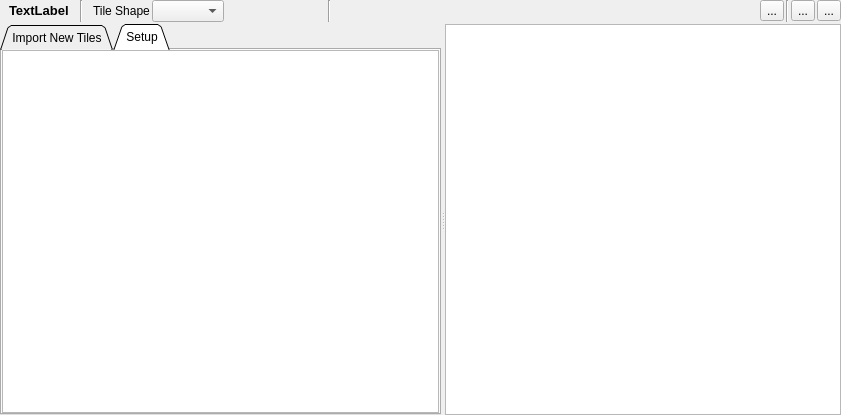
GameOverture/HarmonyEngine, file Editor/src/Widget/Auxiliary/AuxTileSet.ui: the form before one commit.
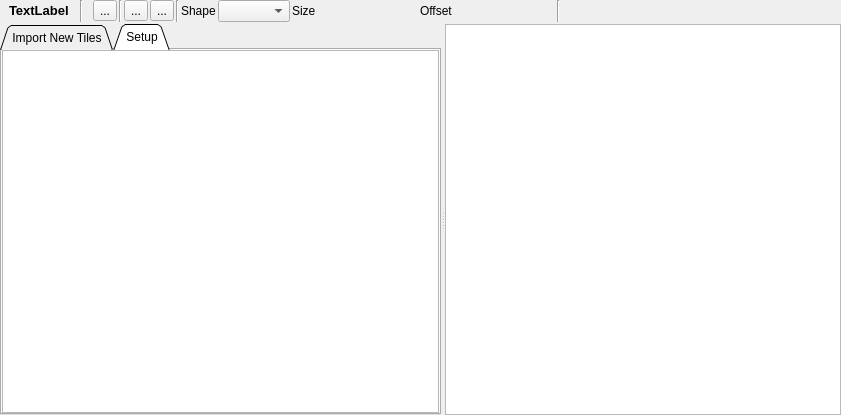
The form after the commit. Icons and pictures are not drawn. Custom widgets are drawn as their Qt base class.

Commit message: TileSet offset implemented and render preview has shape overlay on import tiles

What changed in the file:
```diff
--- a/Editor/src/Widget/Auxiliary/AuxTileSet.ui
+++ b/Editor/src/Widget/Auxiliary/AuxTileSet.ui
@@ -89,16 +89,58 @@
        </property>
       </widget>
      </item>
+     <item>
+      <widget class="QToolButton" name="btnSave">
+       <property name="text">
+        <string>...</string>
+       </property>
+      </widget>
+     </item>
+     <item>
+      <widget class="Line" name="line_2">
+       <property name="orientation">
+        <enum>Qt::Vertical</enum>
+       </property>
+      </widget>
+     </item>
+     <item>
+      <widget class="QToolButton" name="btnUndo">
+       <property name="text">
+        <string>...</string>
+       </property>
+      </widget>
+     </item>
+     <item>
+      <widget class="QToolButton" name="btnRedo">
+       <property name="text">
+        <string>...</string>
+       </property>
+      </widget>
+     </item>
+     <item>
+      <widget class="Line" name="line_3">
+       <property name="orientation">
+        <enum>Qt::Vertical</enum>
+       </property>
+      </widget>
+     </item>
      <item>
       <widget class="QLabel" name="label">
        <property name="text">
-        <string>Tile Shape</string>
+        <string>Shape</string>
        </property>
       </widget>
      </item>
      <item>
       <widget class="QComboBox" name="cmbTileShape"/>
      </item>
+     <item>
+      <widget class="QLabel" name="label_3">
+       <property name="text">
+        <string>Size</string>
+       </property>
+      </widget>
+     </item>
      <item>
       <widget class="WgtVectorSpinBox" name="vsbTileSize" native="true">
        <property name="sizePolicy">
@@ -115,6 +157,29 @@
        </property>
       </widget>
      </item>
+     <item>
+      <widget class="QLabel" name="label_4">
+       <property name="text">
+        <string>Offset</string>
+       </property>
+      </widget>
+     </item>
+     <item>
+      <widget class="WgtVectorSpinBox" name="vsbTileOffset" native="true">
+       <property name="sizePolicy">
+        <sizepolicy hsizetype="Maximum" vsizetype="Maximum">
+         <horstretch>0</horstretch>
+         <verstretch>0</verstretch>
+        </sizepolicy>
+       </property>
+       <property name="minimumSize">
+        <size>
+         <width>100</width>
+         <height>19</height>
+        </size>
+       </property>
+      </widget>
+     </item>
      <item>
       <widget class="Line" name="line_5">
        <property name="orientation">
@@ -142,38 +207,16 @@
        </property>
       </widget>
      </item>
-     <item>
-      <widget class="QToolButton" name="btnSave">
-       <property name="text">
-        <string>...</string>
-       </property>
-      </widget>
-     </item>
-     <item>
-      <widget class="Line" name="line_2">
-       <property name="orientation">
-        <enum>Qt::Vertical</enum>
-       </property>
-      </widget>
-     </item>
-     <item>
-      <widget class="QToolButton" name="btnUndo">
-       <property name="text">
-        <string>...</string>
-       </property>
-      </widget>
-     </item>
-     <item>
-      <widget class="QToolButton" name="btnRedo">
-       <property name="text">
-        <string>...</string>
-       </property>
-      </widget>
-     </item>
     </layout>
    </item>
    <item>
     <widget class="QSplitter" name="splitter">
+     <property name="sizePolicy">
+      <sizepolicy hsizetype="Expanding" vsizetype="Expanding">
+       <horstretch>0</horstretch>
+       <verstretch>0</verstretch>
+      </sizepolicy>
+     </property>
      <property name="orientation">
       <enum>Qt::Horizontal</enum>
      </property>
```
The commit also changes 9 other files.
